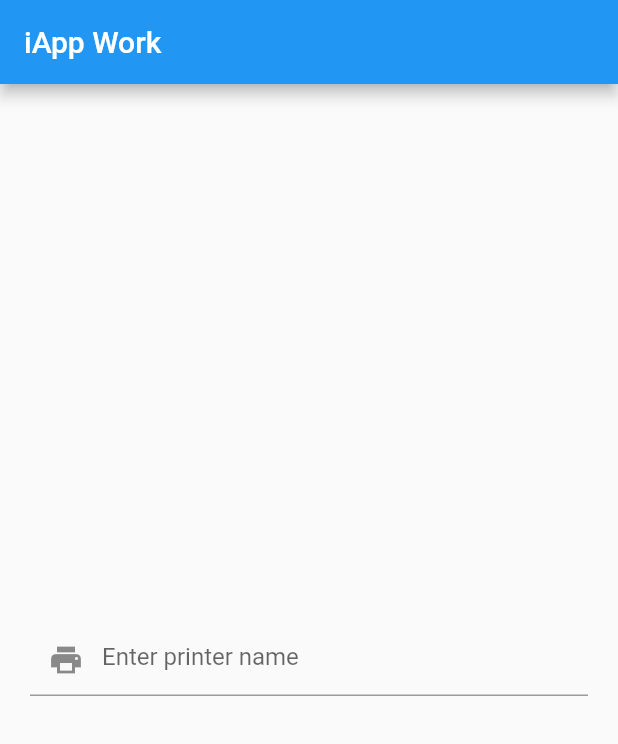
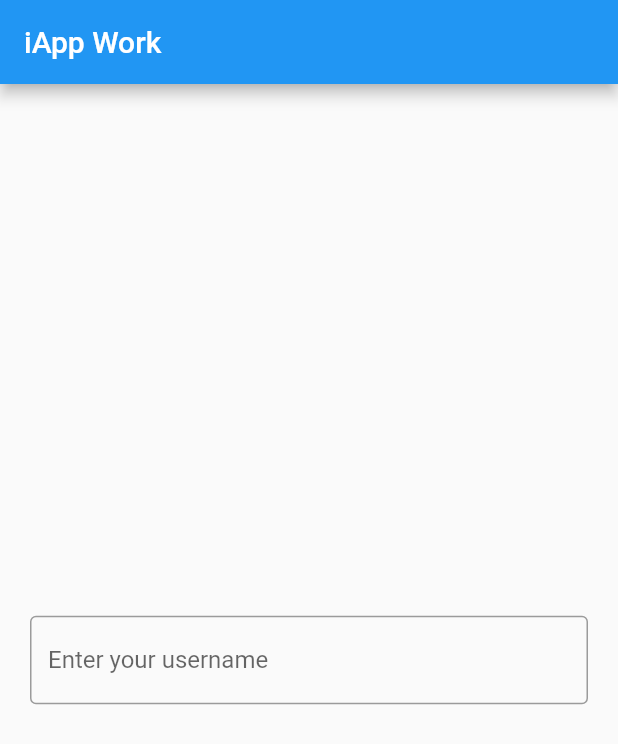
Before and after one commit to CUBETIQ/flutter-classrom-iapp, a Flutter app: the screen it shows after launch, on a phone screen of 412 x 824 dp. Shown: the top 744 px of the screen. Run offline on Flutter 3.47's test engine with Material 2 defaults, Android fonts, the phone set to English and light mode, and no system bars.

Commit message:
updated to TextField with OutlineBorder

```diff
--- a/lib/main.dart
+++ b/lib/main.dart
@@ -18,8 +18,8 @@ class MyApp extends StatelessWidget {
                 padding: EdgeInsets.all(20.0),
                 child: TextField(
                   decoration: InputDecoration(
-                    prefixIcon: Icon(Icons.print),
-                    hintText: "Enter printer name"
+                    border: OutlineInputBorder(), // function use for outline input
+                    hintText: "Enter your username"
                   ),
                 )
               )
```
